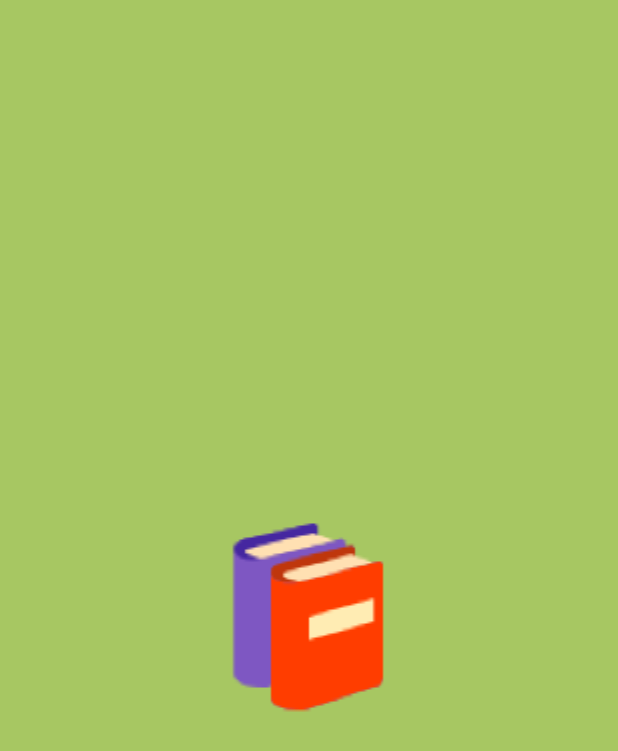
After one commit to lthieuuit/Pdf-reader, an Android app: the SplashScreenActivity screen opened directly, with no data from a screen before it, on a phone screen of 412 x 824 dp. The commit adds this screen. Shown: the top 751 px of the screen. Run offline under Robolectric (Android 15) with nearby library versions, the phone set to English and light mode, and no system bars; 1 statement that could not run was skipped.

Commit message:
Demo splashScreen

```diff
--- a/app/build.gradle
+++ b/app/build.gradle
@@ -33,5 +33,6 @@ dependencies {
     androidTestImplementation 'androidx.test.espresso:espresso-core:3.2.0'
     implementation 'com.nbsp:library:1.8'
     implementation 'com.github.barteksc:android-pdf-viewer:2.8.2'
+    implementation 'com.github.aakira:ExpandableLayout:1.0.0'
 
 }
--- a/app/src/main/AndroidManifest.xml
+++ b/app/src/main/AndroidManifest.xml
@@ -2,7 +2,8 @@
 <manifest xmlns:android="http://schemas.android.com/apk/res/android"
     xmlns:tools="http://schemas.android.com/tools"
     package="com.pnhphamhieu.ebookreader">
-<uses-permission android:name="android.permission.WRITE_EXTERNAL_STORAGE"/>
+
+    <uses-permission android:name="android.permission.WRITE_EXTERNAL_STORAGE" />
     <uses-permission android:name="android.permission.READ_EXTERNAL_STORAGE" />
 
     <application
@@ -13,10 +14,14 @@
         android:supportsRtl="true"
         android:theme="@style/AppTheme"
         tools:ignore="GoogleAppIndexingWarning">
+
         <activity
             android:name=".MainActivity"
             android:label="@string/app_name"
-            android:theme="@style/AppTheme.NoActionBar">
+            android:theme="@style/AppTheme.NoActionBar" />
+        <activity
+            android:name=".SplashScreenActivity"
+            android:theme="@style/Theme.Design.NoActionBar">
             <intent-filter>
                 <action android:name="android.intent.action.MAIN" />
 
--- /dev/null
+++ b/app/src/main/java/com/pnhphamhieu/ebookreader/SplashScreenActivity.java
@@ -0,0 +1,30 @@
+package com.pnhphamhieu.ebookreader;
+
+import androidx.appcompat.app.AppCompatActivity;
+
+import android.content.Intent;
+import android.os.Bundle;
+
+public class SplashScreenActivity extends AppCompatActivity {
+
+    @Override
+    protected void onCreate(Bundle savedInstanceState) {
+        super.onCreate(savedInstanceState);
+        setContentView(R.layout.activity_splash_screen);
+        Thread td = new Thread(){
+            public void run(){
+                try{
+                    sleep(850);
+                }catch(Exception ex)
+                {
+                    ex.printStackTrace();
+                }
+                finally {
+                    Intent intent = new Intent(SplashScreenActivity.this,MainActivity.class);
+                    startActivity(intent);
+                    finish();
+                }
+            }
+        };td.start();
+    }
+}
--- /dev/null
+++ b/app/src/main/res/layout/activity_splash_screen.xml
@@ -0,0 +1,19 @@
+<?xml version="1.0" encoding="utf-8"?>
+<RelativeLayout xmlns:android="http://schemas.android.com/apk/res/android"
+    xmlns:app="http://schemas.android.com/apk/res-auto"
+    xmlns:tools="http://schemas.android.com/tools"
+    android:layout_width="match_parent"
+    android:layout_height="match_parent"
+    tools:context=".SplashScreenActivity"
+    android:background="@color/SplashScr">
+
+
+    <ImageView
+        android:id="@+id/imageView"
+        android:layout_width="216dp"
+        android:layout_height="219dp"
+        android:layout_centerInParent="true"
+        app:srcCompat="@mipmap/ic_launcher_foreground"
+        android:layout_margin="50dp"/>
+
+</RelativeLayout>
--- a/app/src/main/res/values/colors.xml
+++ b/app/src/main/res/values/colors.xml
@@ -3,4 +3,5 @@
     <color name="colorPrimary">#008577</color>
     <color name="colorPrimaryDark">#00574B</color>
     <color name="colorAccent">#D81B60</color>
+    <color name="SplashScr">#a7c762</color>
 </resources>
```
